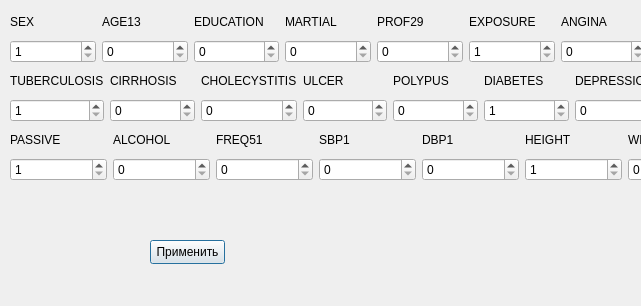
Old version of the form UI/patientData.ui in the repository Vittallya/MlApp; both pictures show x 0 to 641 and y 0 to 306 of the 1000 by 306 pixel window.
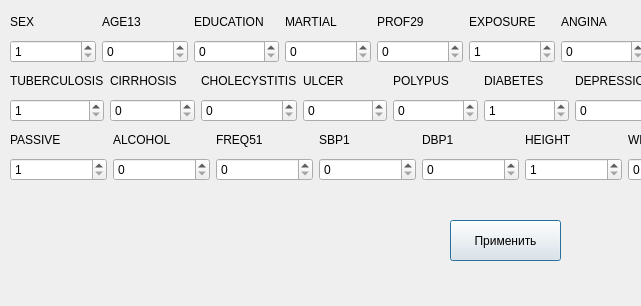
New version of the form.

What changed in the file:
```diff
--- a/UI/patientData.ui
+++ b/UI/patientData.ui
@@ -16,10 +16,10 @@
   <widget class="QPushButton" name="pushButton">
    <property name="geometry">
     <rect>
-     <x>150</x>
-     <y>240</y>
-     <width>75</width>
-     <height>24</height>
+     <x>450</x>
+     <y>220</y>
+     <width>111</width>
+     <height>41</height>
     </rect>
    </property>
    <property name="text">
```
